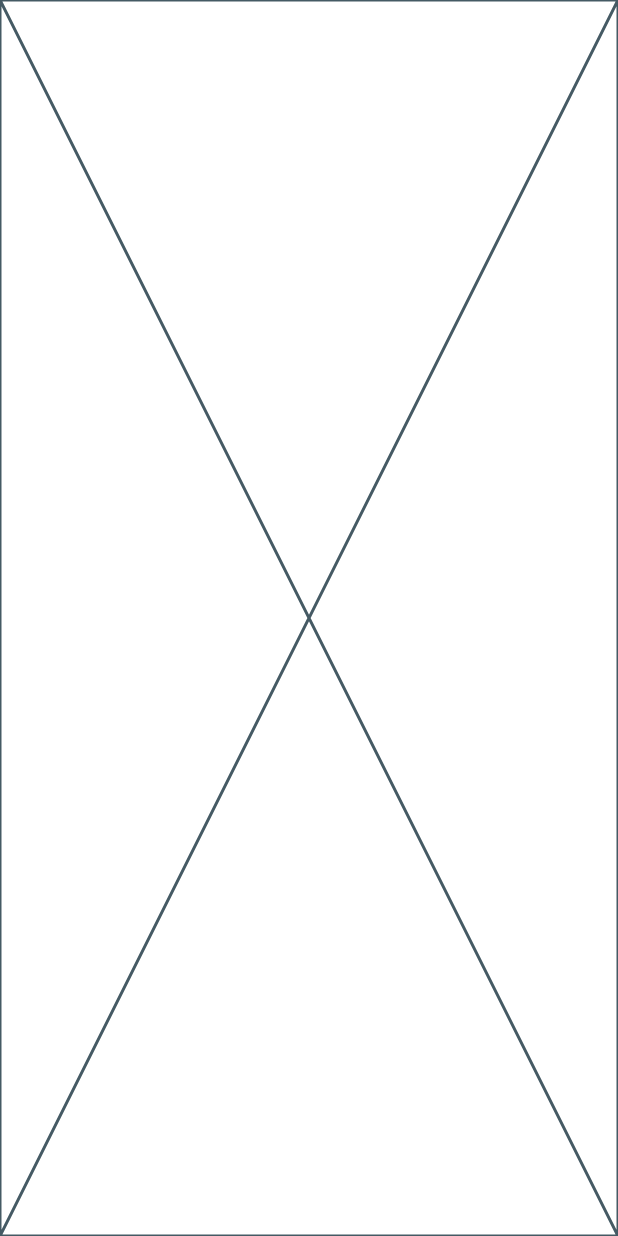
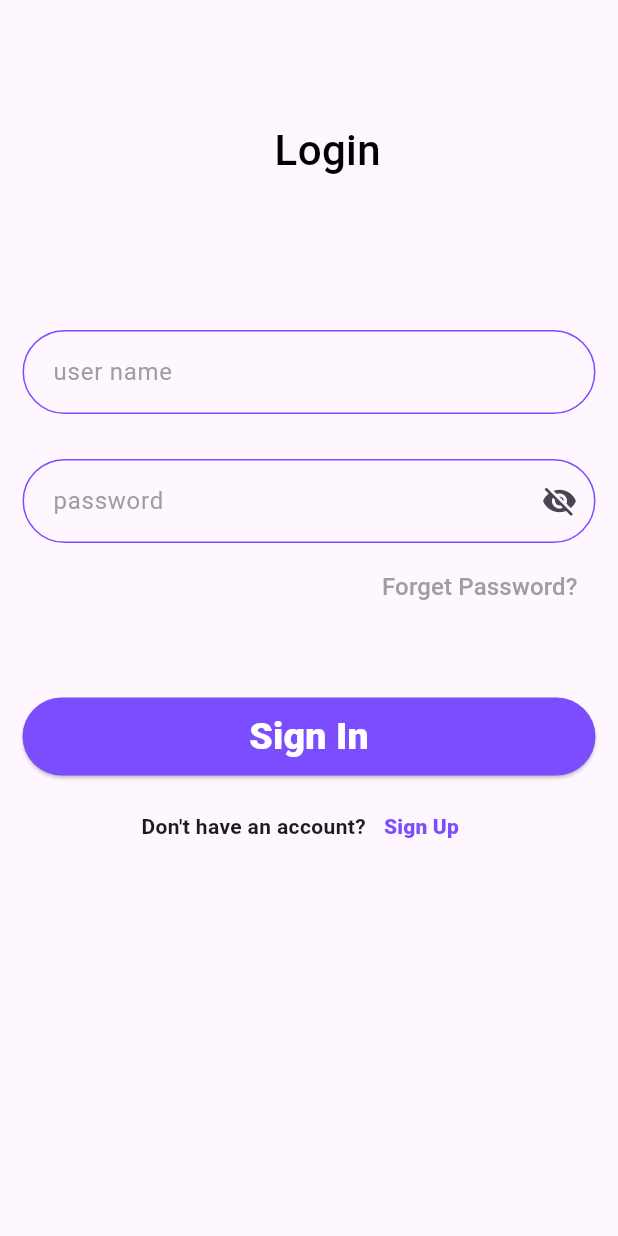
Before and after one commit to AdelAwwad/Chat-App2, a Flutter app: the screen it shows after launch, on a phone screen of 412 x 824 dp. Run offline on Flutter 3.47's test engine with Material 3 defaults, Android fonts, the phone set to English and light mode, and no system bars; our stand-ins replace shared_preferences.

Commit message:
upload 2

```diff
--- /dev/null
+++ b/flutter_application_1/lib/chatApp/OnBoarding/LogIn.dart
@@ -0,0 +1,210 @@
+import 'package:flutter/material.dart';
+import 'package:shared_preferences/shared_preferences.dart';
+import 'chatPage.dart';
+import 'SignUp.dart';
+
+class LogInPage extends StatefulWidget {
+  const LogInPage({super.key});
+
+  @override
+  State<LogInPage> createState() => _LogInPageState();
+}
+
+class _LogInPageState extends State<LogInPage> {
+  TextEditingController usernamecontroller = TextEditingController();
+  TextEditingController passwordcontroller = TextEditingController();
+
+  bool _isPasswordVisible = false;
+  late SharedPreferences _prefs;
+
+  @override
+  void initState() {
+    // TODO: implement initState
+    _initializePrefs();
+  }
+  void _NavigateToSignUp(){
+    Navigator.push(context, MaterialPageRoute(builder: (context ) => SignupPage()));
+  }
+
+  void _initializePrefs() async {
+    _prefs = await SharedPreferences.getInstance();
+  }
+
+  void _login() async {
+    final username = usernamecontroller.text;
+    final password = passwordcontroller.text;
+
+    String? savedusername = _prefs.getString('username');
+    String? savedpassword = _prefs.getString('password');
+
+    if (savedusername == username && savedpassword == password) {
+      Navigator.pushReplacement(
+          context, MaterialPageRoute(builder: (context) => const ChatPage()));
+    }
+  }
+
+  @override
+  Widget build(BuildContext context) {
+    return Container(
+        decoration: const BoxDecoration(color: Color(0xFFFFF8E1)),
+        child: Scaffold(
+          body: SingleChildScrollView(
+            child: _page1(),
+          ),
+        ));
+  }
+
+  Widget _page1() {
+    return Padding(
+      padding: const EdgeInsets.only(top: 80, left: 15, right: 15),
+      child: Column(
+        mainAxisAlignment: MainAxisAlignment.start,
+        children: [
+          _txt(),
+          const SizedBox(
+            height: 100,
+          ),
+          _inputField(" user name", usernamecontroller),
+          const SizedBox(
+            height: 30,
+          ),
+          _inputField(" password", passwordcontroller, isPassword: true),
+          const SizedBox(
+            height: 5,
+          ),
+          _FgtPass(),
+          const SizedBox(
+            height: 50
+          ),
+          _SgnIn(),
+          const SizedBox(
+              height: 10
+          ),
+          _SgnUp(),
+        ],
+      ),
+    );
+  }
+
+  Widget _txt() {
+    return const Padding(
+      padding: EdgeInsets.only(left: 125, right: 100),
+      child: Column(
+        mainAxisAlignment: MainAxisAlignment.start,
+        children: [
+          Text(
+            "Login",
+            textAlign: TextAlign.center,
+            style: TextStyle(
+                color: Colors.black, fontSize: 28, fontWeight: FontWeight.w500),
+          )
+        ],
+      ),
+    );
+  }
+
+  Widget _inputField(String hintText, TextEditingController controller,
+      {bool isPassword = false}) {
+    return TextField(
+      style: const TextStyle(color: Colors.black),
+      controller: controller,
+      obscureText: isPassword ? !_isPasswordVisible : false,
+      decoration: InputDecoration(
+        hintText: hintText,
+        hintStyle: const TextStyle(color: Colors.grey),
+        enabledBorder: OutlineInputBorder(
+          borderRadius: BorderRadius.circular(30),
+          borderSide: const BorderSide(color: Colors.deepPurpleAccent),
+        ),
+        focusedBorder: OutlineInputBorder(
+          borderRadius: BorderRadius.circular(30),
+          borderSide: const BorderSide(color: Colors.green),
+        ),
+        suffixIcon: isPassword
+            ? IconButton(
+            onPressed: () {
+              setState(() {
+                _isPasswordVisible = !_isPasswordVisible;
+              });
+            },
+            icon: Icon(_isPasswordVisible
+                ? Icons.visibility
+                : Icons.visibility_off))
+            : null,
+      ),
+    );
+  }
+
+  Widget _FgtPass() {
+    return Row(
+      mainAxisAlignment: MainAxisAlignment.end,
+      children: [
+        TextButton(
+          onPressed: () {},
+          child: const Text(
+            "Forget Password?",
+            style: TextStyle(
+              color: Colors.grey,
+              // fontFamily: 'AIR',
+              fontWeight: FontWeight.w500,
+              fontSize: 16,
+            ),
+          ),
+        )
+      ],
+    );
+  }
+
+  Widget _SgnIn() {
+    return ElevatedButton(onPressed: _login,
+        style: ElevatedButton.styleFrom(
+          foregroundColor: Colors.white,
+          backgroundColor: Colors.deepPurpleAccent,
+          shape: const StadiumBorder(),
+          padding: const EdgeInsets.symmetric(vertical: 8),
+        ),
+
+        child: SizedBox(
+          width: double.infinity,
+          child: Text("Sign In",
+            textAlign: TextAlign.center,
+            style: TextStyle(
+            fontSize: 25,
+            // fontFamily: 'AIR',
+            fontWeight: FontWeight.w800,
+
+          ),),
+
+        ));
+  }
+
+  Widget _SgnUp() {
+    return Row(
+      mainAxisAlignment: MainAxisAlignment.center,
+      children: [
+        Text("Don't have an account?",
+          style: TextStyle(
+            // fontFamily: 'AIR',
+            fontWeight: FontWeight.w600,
+            fontSize: 14,
+          ),
+        ),
+        TextButton(onPressed: _NavigateToSignUp,
+
+            child:  Text("Sign Up",
+    style: TextStyle(
+    // fontFamily: 'AIR',
+    fontWeight: FontWeight.w800,
+    fontSize: 14,
+    color: Colors.deepPurpleAccent
+    ),
+    ),
+        )
+
+      ],
+
+    );
+  }
+
+
+}
--- a/flutter_application_1/lib/chatApp/splash.dart
+++ /dev/null
@@ -1,15 +0,0 @@
-import 'package:flutter/material.dart';
-
-class Splash extends StatefulWidget {
-  const Splash({super.key});
-
-  @override
-  State<Splash> createState() => _SplashState();
-}
-
-class _SplashState extends State<Splash> {
-  @override
-  Widget build(BuildContext context) {
-    return const Placeholder();
-  }
-}
--- a/flutter_application_1/lib/main.dart
+++ b/flutter_application_1/lib/main.dart
@@ -1,5 +1,5 @@
 import 'package:flutter/material.dart';
-import 'chatApp/splash.dart';
+import 'package:flutter_application_1/chatApp/OnBoarding/LogIn.dart';
 
 void main() {
   runApp(const MyApp());
@@ -12,12 +12,13 @@ class MyApp extends StatelessWidget {
   @override
   Widget build(BuildContext context) {
     return MaterialApp(
+      debugShowCheckedModeBanner: false,
       title: 'Flutter Demo',
       theme: ThemeData(
         colorScheme: ColorScheme.fromSeed(seedColor: Colors.deepPurple),
         useMaterial3: true,
       ),
-      home: const Splash(),
+      home: const  LogInPage(),
     );
   }
 }
```
Also changed, not shown: flutter_application_1/lib/chatApp/OnBoarding/SignUp.dart (added, +213 -0 lines), flutter_application_1/lib/chatApp/OnBoarding/chatPage.dart (added, +15 -0 lines), flutter_application_1/pubspec.yaml (+16 -0 lines), assets/Fonts/AirbnbCerealBook.otf (added), assets/Fonts/CAMPUS.ttf (added), assets/image/Conversation.png (added), assets/image/Typing.png (added), assets/image/Work-chat.png (added), flutter_application_1/pubspec.lock, 1 other file.
